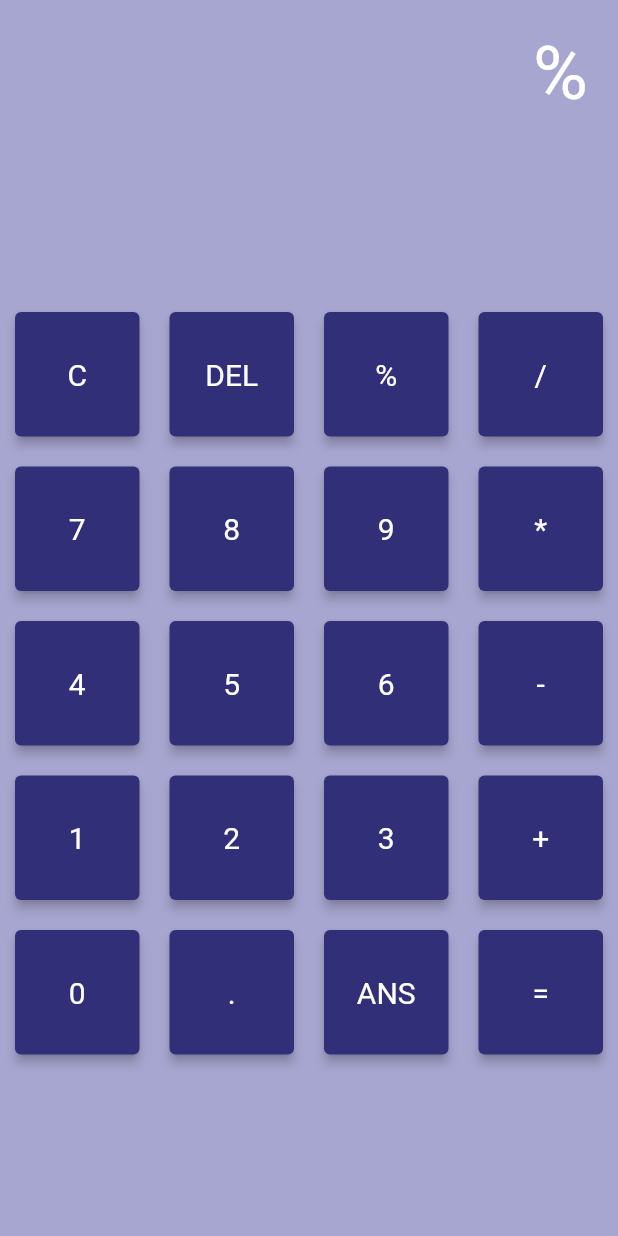
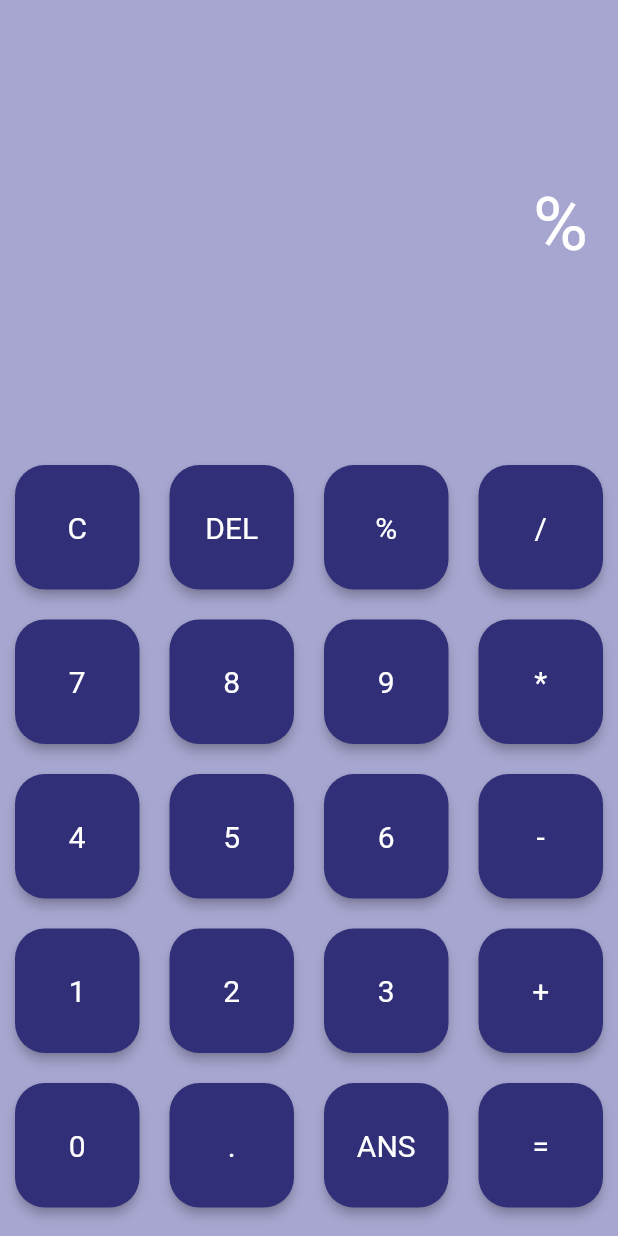
Before and after one commit to anaclara-s/calculadora, a Flutter app: the screen it shows after launch, after a tap on an icon or button, on a phone screen of 412 x 824 dp. Run offline on Flutter 3.47's test engine with Material 2 defaults, Android fonts, the phone set to English and light mode, and no system bars; our stand-ins replace math_expressions.

Commit message:
Adicionado funcionalidade ANS

```diff
--- a/lib/calculator.dart
+++ b/lib/calculator.dart
@@ -15,14 +15,18 @@ class _CalculatorState extends State<Calculator> {
   var screenOperation = '';
   var screenResult = '';
   var previus = '';
+  var previousResult = '';
 
   @override
   Widget build(BuildContext context) {
     return Scaffold(
       body: Column(
         children: <Widget>[
-          Container(
-            padding: EdgeInsets.all(kEdgeInsets),
+          Padding(
+            padding: const EdgeInsets.only(top: 100),
+            child: Container(
+              height: 100,
+              padding: EdgeInsets.only(right: kEdgeInsets),
               alignment: Alignment.centerRight,
               child: Text(
                 screenOperation,
@@ -32,13 +36,15 @@ class _CalculatorState extends State<Calculator> {
                 ),
               ),
             ),
+          ),
           Container(
-            padding: EdgeInsets.all(kEdgeInsets),
+            height: 100,
+            padding: EdgeInsets.only(right: kEdgeInsets),
             alignment: Alignment.centerRight,
             child: Text(
               screenResult,
               style: const TextStyle(
-                fontSize: 50,
+                fontSize: 60,
                 color: Colors.white,
               ),
             ),
@@ -59,8 +65,14 @@ class _CalculatorState extends State<Calculator> {
                           clearScreenResult();
                         } else if (buttons[index] == 'DEL') {
                           removeLastChar();
+                          clearScreenResult();
                         } else if (buttons[index] == '=') {
                           equalPressed();
+                        } else if (buttons[index] == 'ANS') {
+                          setState(() {
+                            screenOperation += previousResult;
+                            previus = previousResult;
+                          });
                         } else if (isOperator(previus) &&
                             isOperator(buttons[index])) {
                           return;
@@ -107,21 +119,24 @@ class _CalculatorState extends State<Calculator> {
   }
 
   void removeLastChar() {
+    if (screenOperation.isNotEmpty) {
       setState(() {
         screenOperation =
             screenOperation.substring(0, screenOperation.length - 1);
       });
     }
+  }
 
   void equalPressed() {
-    String a = screenOperation;
-    Parser p = Parser();
-    Expression exp = p.parse(a);
+    String screenOper = screenOperation;
+    Parser parser = Parser();
+    Expression exp = parser.parse(screenOper);
     ContextModel cm = ContextModel();
     double eval = exp.evaluate(EvaluationType.REAL, cm);
 
     setState(() {
       screenResult = eval.toString();
+      previousResult = screenResult;
       clearScreenOp();
     });
   }
--- a/lib/theme_data.dart
+++ b/lib/theme_data.dart
@@ -8,6 +8,9 @@ class CustomThemeData {
       scaffoldBackgroundColor: bgScaffoldColor,
       elevatedButtonTheme: ElevatedButtonThemeData(
         style: ElevatedButton.styleFrom(
+          shape: RoundedRectangleBorder(
+            borderRadius: BorderRadius.circular(20),
+          ),
           backgroundColor: bgElevatedButtonColor,
           textStyle: TextStyle(
             color: fontColor,
```
Lines whose indentation alone changed are shown as unchanged.
